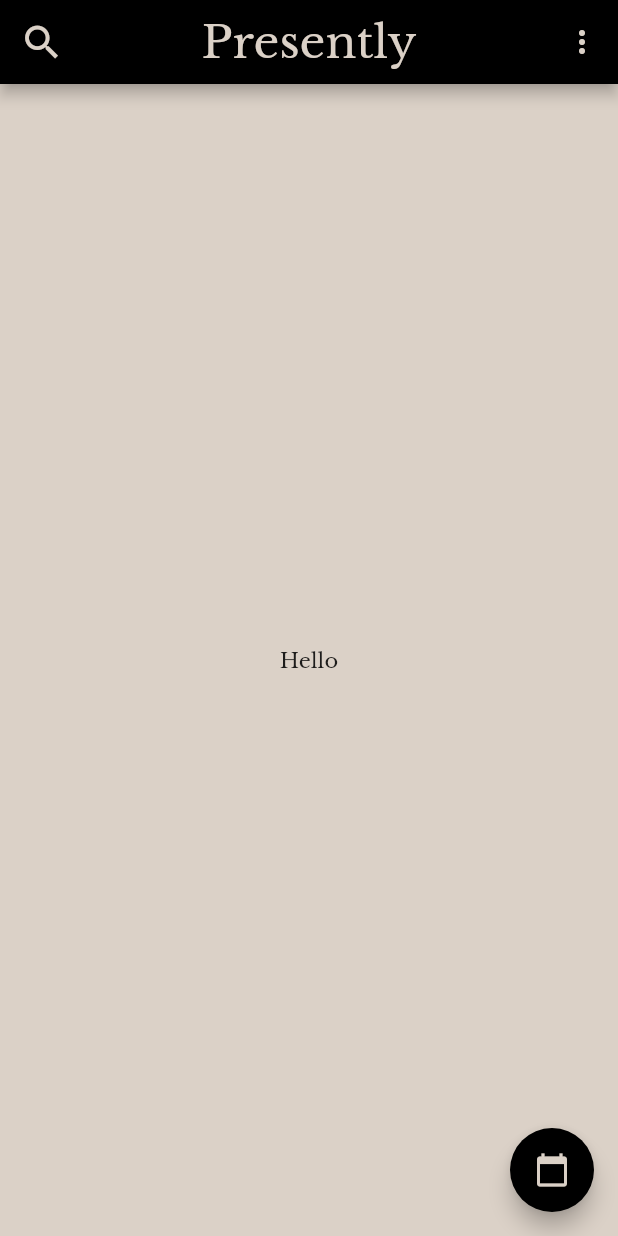
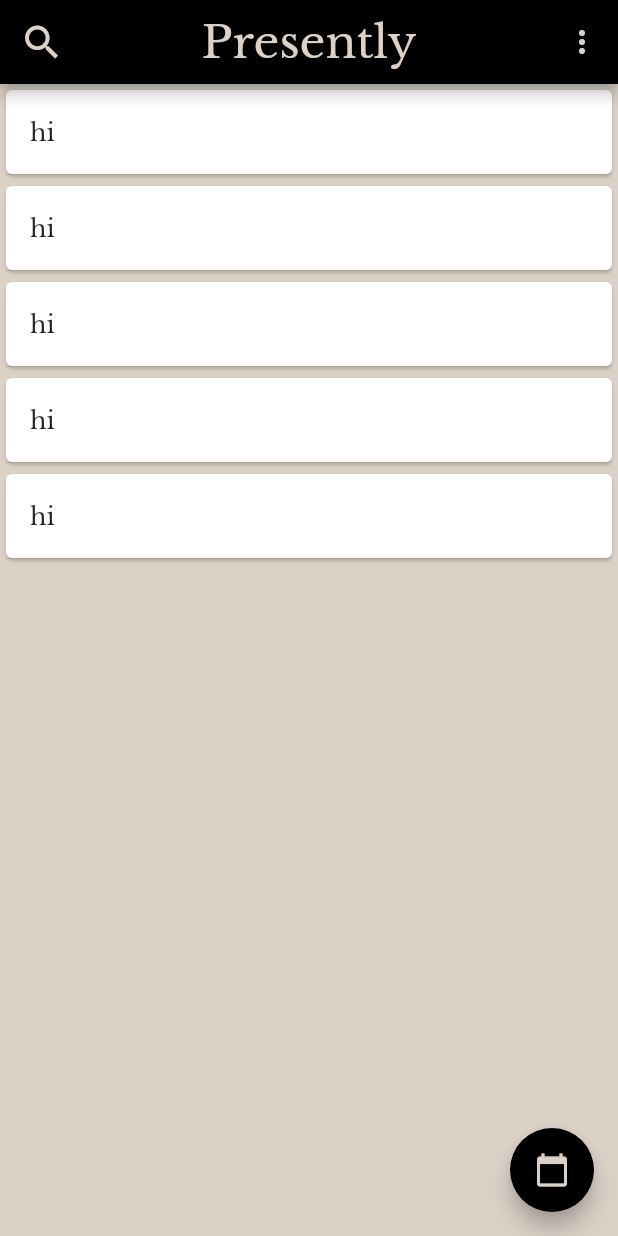
Before and after one commit to MatthieuNadeau96/Presently_clone, a Flutter app: the screen it shows after launch, on a phone screen of 412 x 824 dp. Run offline on Flutter 3.47's test engine with Material 2 defaults, Android fonts, the phone set to English and light mode, and no system bars.

Commit message:
started implementing DayCard widget

```diff
--- a/lib/main.dart
+++ b/lib/main.dart
@@ -1,4 +1,6 @@
 import 'package:flutter/material.dart';
+
+import './widgets/day_card.dart';
 
 void main() => runApp(MyApp());
 
@@ -22,9 +24,6 @@ class MyApp extends StatelessWidget {
 }
 
 class MyHomePage extends StatelessWidget {
-  MyHomePage({Key key, this.title}) : super(key: key);
-
-  final String title;
   @override
   Widget build(BuildContext context) {
     return Scaffold(
@@ -57,9 +56,11 @@ class MyHomePage extends StatelessWidget {
         ],
       ),
       backgroundColor: Theme.of(context).primaryColor,
-      body: Center(
-        child: Text('Hello'),
-      ),
+      body: ListView.builder(
+          itemCount: 5,
+          itemBuilder: (BuildContext context, int index) {
+            return DayCard();
+          }),
       floatingActionButton: FloatingActionButton(
         onPressed: () {},
         child: Icon(
--- /dev/null
+++ b/lib/widgets/day_card.dart
@@ -0,0 +1,12 @@
+import 'package:flutter/material.dart';
+
+class DayCard extends StatelessWidget {
+  @override
+  Widget build(BuildContext context) {
+    return Card(
+      child: ListTile(
+        title: Text('hi'),
+      ),
+    );
+  }
+}
```
